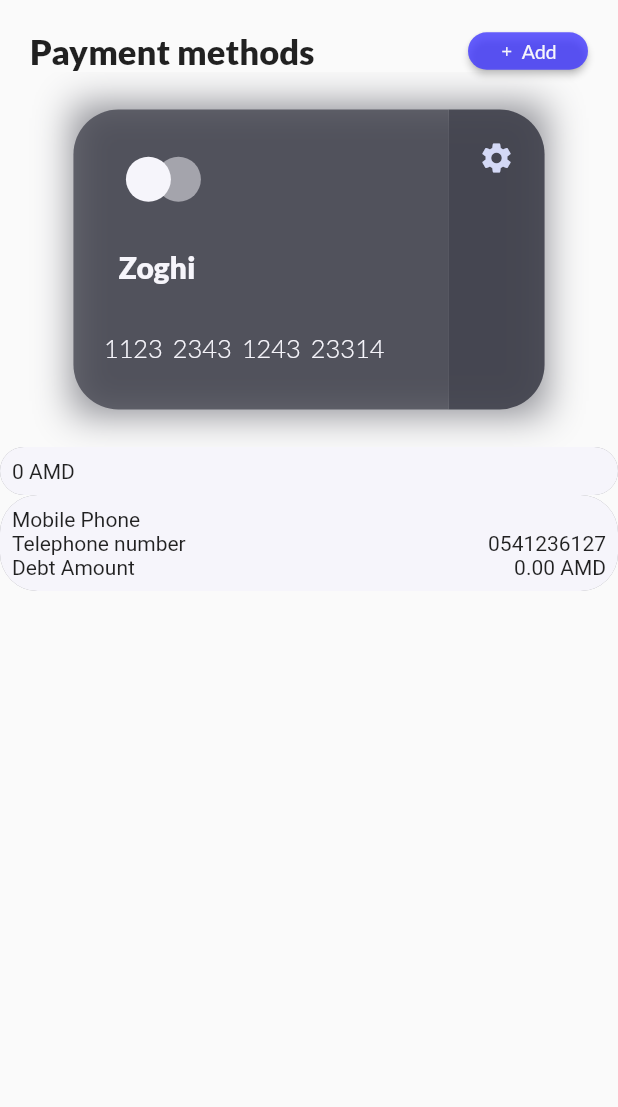
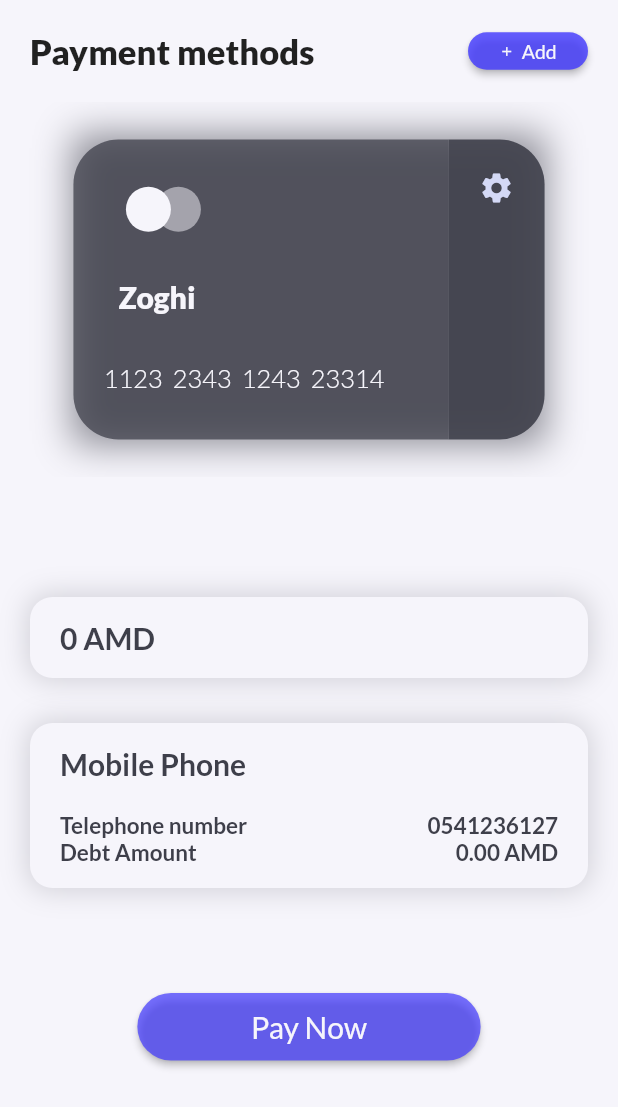
Before and after one commit to mahmoud-eslami/network_manager_ui, a Flutter app: the screen it shows after launch, after a tap on "Available Balance", on a phone screen of 412 x 824 dp. Shown: the top 1107 px of the screen. Run offline on Flutter 3.47's test engine with Material 2 defaults, Android fonts, the light colour scheme and no system bars; drawn by our look-alikes of carousel_slider; our stand-ins replace google_fonts; missing offline and left inert: bottom_animation.

Commit message:
profile page completed

```diff
--- a/lib/screens/profile.dart
+++ b/lib/screens/profile.dart
@@ -21,6 +21,7 @@ class _ProfilePageState extends State<ProfilePage> {
   @override
   Widget build(BuildContext context) {
     return Scaffold(
+      backgroundColor: AppColor.background,
       body: SafeArea(
         child: AnimatedBuilder(
           animation: widget.transactionAnimation,
@@ -67,7 +68,8 @@ class _DynamicBodyState extends State<_DynamicBody> {
 
   @override
   Widget build(BuildContext context) {
-    return Column(
+    return SingleChildScrollView(
+      child: Column(
         children: [
           Padding(
             padding: const EdgeInsets.only(left: 20, right: 20, top: 20),
@@ -109,6 +111,9 @@ class _DynamicBodyState extends State<_DynamicBody> {
             ),
           ),
           SizedBox(
+            height: 20,
+          ),
+          SizedBox(
             height: 250,
             child: CarouselSlider(
               items: cardList,
@@ -122,54 +127,133 @@ class _DynamicBodyState extends State<_DynamicBody> {
               ),
             ),
           ),
-        Container(
+          SizedBox(
+            height: 80,
+          ),
+          Padding(
+            padding: const EdgeInsets.symmetric(horizontal: 20),
+            child: Container(
               width: double.infinity,
               decoration: BoxDecoration(
                   color: AppColor.background,
-              borderRadius: BorderRadius.all(Radius.circular(25)),
+                  borderRadius: BorderRadius.all(Radius.circular(15)),
                   boxShadow: <BoxShadow>[
-                BoxShadow(color: AppColor.dark.withOpacity(.5)),
+                    BoxShadow(
+                      color: AppColor.dark.withOpacity(.2),
+                      spreadRadius: 2,
+                      blurRadius: 15,
+                    ),
                   ]),
               child: Padding(
-            padding: const EdgeInsets.all(8.0),
-            child: Text('0 AMD'),
+                padding: const EdgeInsets.symmetric(vertical: 15, horizontal: 20),
+                child: Text(
+                  '0 AMD',
+                  style: GoogleFonts.lato(
+                    fontSize: 20,
+                    color: AppColor.dark,
+                    fontWeight: FontWeight.bold,
                   ),
                 ),
-        Container(
+              ),
+            ),
+          ),
+          SizedBox(
+            height: 30,
+          ),
+          Padding(
+            padding: const EdgeInsets.symmetric(horizontal: 20),
+            child: Container(
               width: double.infinity,
               decoration: BoxDecoration(
                   color: AppColor.background,
-              borderRadius: BorderRadius.all(Radius.circular(25)),
+                  borderRadius: BorderRadius.all(Radius.circular(15)),
                   boxShadow: <BoxShadow>[
-                BoxShadow(color: AppColor.dark.withOpacity(.5)),
+                    BoxShadow(
+                      color: AppColor.dark.withOpacity(.2),
+                      spreadRadius: 2,
+                      blurRadius: 15,
+                    ),
                   ]),
               child: Padding(
-            padding: const EdgeInsets.all(8.0),
+                padding: const EdgeInsets.symmetric(vertical: 15,horizontal: 20),
                 child: Column(
                   mainAxisAlignment: MainAxisAlignment.spaceEvenly,
                   crossAxisAlignment: CrossAxisAlignment.start,
                   children: [
-                Text('Mobile Phone'),
+                    Text(
+                      'Mobile Phone',
+                      style: GoogleFonts.lato(
+                        fontSize: 20,
+                        color: AppColor.dark,
+                        fontWeight: FontWeight.bold,
+                      ),
+                    ),
+                    SizedBox(height: 20,),
                     Row(
                       mainAxisAlignment: MainAxisAlignment.spaceBetween,
                       children: [
-                    Text('Telephone number'),
-                    Text('0541236127'),
+                        Text(
+                          'Telephone number',
+                          style: GoogleFonts.lato(
+                            fontSize: 15,
+                            color: AppColor.dark,
+                            fontWeight: FontWeight.bold,
+                          ),
+                        ),
+                        Text(
+                          '0541236127',
+                          style: GoogleFonts.lato(
+                            fontSize: 15,
+                            color: AppColor.dark,
+                            fontWeight: FontWeight.bold,
+                          ),
+                        ),
                       ],
                     ),
                     Row(
                       mainAxisAlignment: MainAxisAlignment.spaceBetween,
-
                       children: [
-                    Text('Debt Amount'),
-                    Text('0.00 AMD'),
+                        Text(
+                          'Debt Amount',
+                          style: GoogleFonts.lato(
+                            fontSize: 15,
+                            color: AppColor.dark,
+                            fontWeight: FontWeight.bold,
+                          ),
+                        ),
+                        Text(
+                          '0.00 AMD',
+                          style: GoogleFonts.lato(
+                            fontSize: 15,
+                            color: AppColor.dark,
+                            fontWeight: FontWeight.bold,
+                          ),
+                        ),
                       ],
                     ),
                   ],
                 ),
               ),
             ),
+          ),
+          SizedBox(
+            height: 70,
+          ),
+          CustomButton(
+            onPress: () {},
+            btnColor: AppColor.blue.withOpacity(.7),
+            title: Text(
+              'Pay Now',
+              style: GoogleFonts.lato(
+                fontSize: 20,
+                color: AppColor.background,
+              ),
+            ),
+            width: MediaQuery.of(context).size.width / 1.8,
+            height: 45,
+          ),
         ],
+      ),
     );
   }
 }
```
Lines whose indentation alone changed are shown as unchanged.
